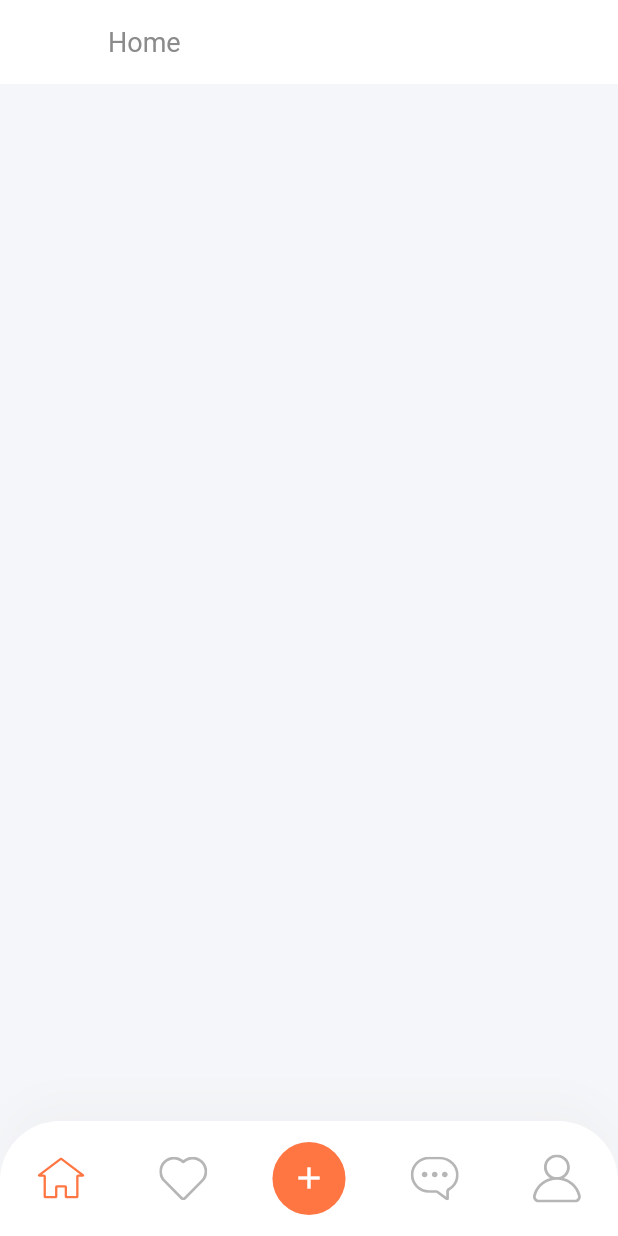
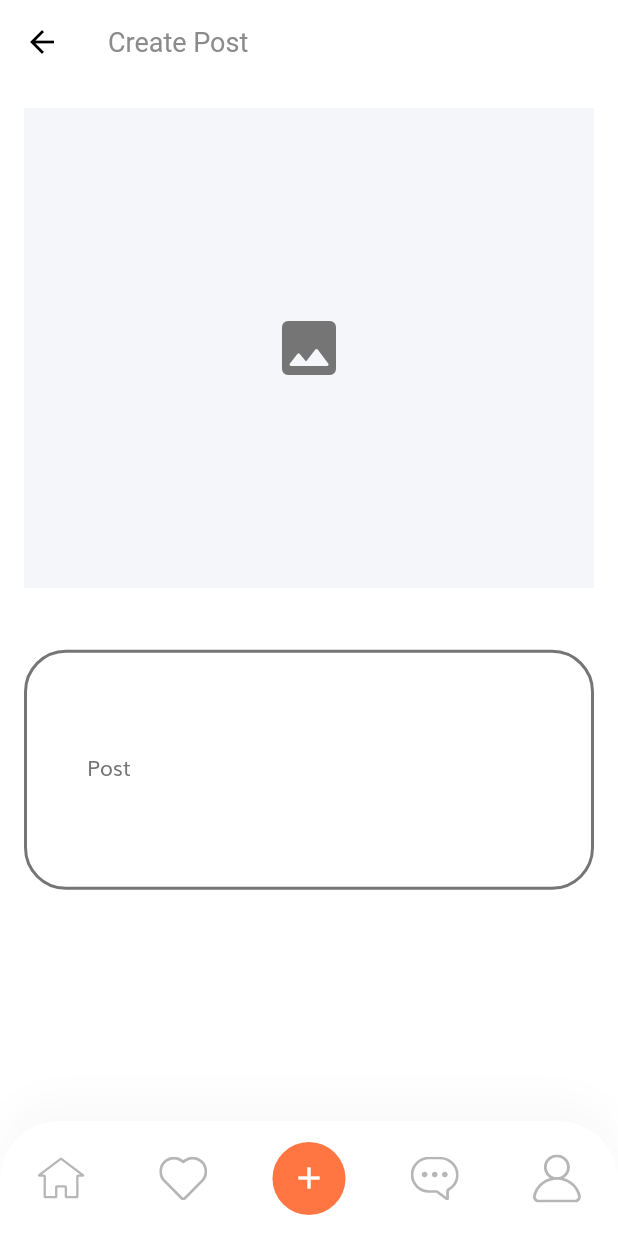
Before and after one commit to sergio-pomarico/fluttergram, a Flutter app: the HomeScreen screen opened by its route, after a tap on the "add" icon, on a phone screen of 412 x 824 dp. Run offline on Flutter 3.47's test engine with Material 2 defaults, Android fonts, the light colour scheme and no system bars; our stand-ins replace bloc, camera, cloud_firestore, firebase_auth, firebase_core, firebase_storage and 6 more; accounts and stored records are empty.

Commit message:
some fixes

```diff
--- a/lib/routes/router.dart
+++ b/lib/routes/router.dart
@@ -1,4 +1,5 @@
 import 'package:flutter/material.dart';
+import 'package:fluttergram/screen/create/create_post_view.dart';
 import 'package:fluttergram/screen/profile/profile_view.dart';
 import 'package:fluttergram/screen/root/root_view.dart';
 
@@ -27,6 +28,10 @@ class UIRouter {
         settings: RouteSettings(name: HomeScreen.route),
         builder: (_) => HomeScreen(),
       ),
+      CreatePostScreen.route: MaterialPageRoute<dynamic>(
+        settings: RouteSettings(name: CreatePostScreen.route),
+        builder: (_) => CreatePostScreen(),
+      ),
       ProfileScreen.route: MaterialPageRoute<dynamic>(
         settings: RouteSettings(name: ProfileScreen.route),
         builder: (_) => ProfileScreen(),
--- a/lib/screen/auth/forgot_password.dart
+++ b/lib/screen/auth/forgot_password.dart
@@ -74,6 +74,7 @@ class _ForgotPasswordState extends State<ForgotPasswordScreen> {
                       controller: email,
                       icon: Icons.email_outlined,
                       error: emailError,
+                      onChange: validateEmail,
                     ),
                     SizedBox(height: SizeConfig.screenHeight * 0.15),
                     Button(text: 'Send', onPress: () {}),
--- /dev/null
+++ b/lib/screen/create/create_post_view.dart
@@ -0,0 +1,165 @@
+import 'package:flutter/material.dart';
+import 'package:fluttergram/bloc/feed/feed_bloc.dart';
+import 'package:fluttergram/ui_shared/constants.dart';
+import 'package:fluttergram/ui_shared/size_config.dart';
+import 'package:fluttergram/ui_shared/behavior.dart';
+import 'package:fluttergram/widgets/bottom_navbar.dart';
+import 'package:fluttergram/widgets/input/input.dart';
+import 'package:image_picker/image_picker.dart';
+
+class CreatePostScreen extends StatefulWidget {
+  static String route = "/create";
+
+  _CreatePostState createState() => _CreatePostState();
+}
+
+class _CreatePostState extends State<CreatePostScreen> {
+  TextEditingController content = TextEditingController();
+  String contentError;
+  FeedBloc feedBloc;
+  dynamic post;
+  PickedFile image;
+
+  final picker = ImagePicker();
+
+  void validateContent(String _) {
+    setState(() {
+      contentError = content.text.isEmpty ? 'the content is required' : null;
+    });
+  }
+
+  void launchCamera() async {
+    image = await picker.getImage(source: ImageSource.camera);
+  }
+
+  void launchGallery() async {
+    image = await picker.getImage(source: ImageSource.gallery);
+  }
+
+  void onPressLoadPhoto(BuildContext context) {
+    showModalBottomSheet(
+      context: context,
+      builder: (BuildContext context) {
+        return bottomSheet();
+      },
+    );
+  }
+
+  Widget bottomSheet() {
+    return SizedBox(
+      width: SizeConfig.screenWidth,
+      height: 120,
+      child: Padding(
+        padding: EdgeInsets.symmetric(horizontal: 16, vertical: 12),
+        child: Column(
+          mainAxisAlignment: MainAxisAlignment.center,
+          children: <Widget>[
+            Text(
+              'Select the post image',
+              style: TextStyle(color: textColor),
+            ),
+            Row(
+              mainAxisAlignment: MainAxisAlignment.spaceAround,
+              children: <Widget>[
+                TextButton(
+                  onPressed: launchCamera,
+                  child: Row(
+                    children: [
+                      Icon(
+                        Icons.add_a_photo,
+                        color: primaryColor,
+                      ),
+                      SizedBox(
+                        width: 16,
+                      ),
+                      Text(
+                        'Camera',
+                        style: TextStyle(color: textColor),
+                      ),
+                    ],
+                  ),
+                ),
+                TextButton(
+                  onPressed: launchGallery,
+                  child: Row(
+                    children: [
+                      Icon(
+                        Icons.photo_album,
+                        color: primaryColor,
+                      ),
+                      SizedBox(
+                        width: 16,
+                      ),
+                      Text(
+                        'Gallery',
+                        style: TextStyle(color: textColor),
+                      ),
+                    ],
+                  ),
+                ),
+              ],
+            ),
+          ],
+        ),
+      ),
+    );
+  }
+
+  @override
+  Widget build(BuildContext context) {
+    SizeConfig().init(context);
+    return Scaffold(
+      key: Key('create_post_view'),
+      appBar: AppBar(
+        title: Text(
+          "Create Post",
+          textAlign: TextAlign.center,
+        ),
+      ),
+      bottomNavigationBar: BottomNavBar(selectedMenu: null),
+      body: ScrollConfiguration(
+        behavior: NeverGrowthScroll(),
+        child: SingleChildScrollView(
+          physics: ClampingScrollPhysics(),
+          padding: EdgeInsets.fromLTRB(0, 0, 0, 0),
+          child: Padding(
+            padding: EdgeInsets.all(16),
+            child: Column(
+              mainAxisSize: MainAxisSize.max,
+              crossAxisAlignment: CrossAxisAlignment.center,
+              mainAxisAlignment: MainAxisAlignment.center,
+              children: <Widget>[
+                InkWell(
+                  onTap: () => onPressLoadPhoto(context),
+                  child: SizedBox(
+                    height: 320,
+                    width: SizeConfig.screenWidth,
+                    child: DecoratedBox(
+                      decoration: BoxDecoration(
+                        color: Color(0xFFF5F6F9),
+                      ),
+                      child: Icon(
+                        Icons.photo_rounded,
+                        color: textColor,
+                        size: 48,
+                      ),
+                    ),
+                  ),
+                ),
+                SizedBox(height: SizeConfig.screenHeight * 0.05),
+                Input(
+                  controller: content,
+                  multiline: true,
+                  label: 'Post',
+                  placeholder: 'what are you thinking ?',
+                  onChange: validateContent,
+                  error: contentError,
+                )
+              ],
+            ),
+          ),
+        ),
+      ),
+    );
+  }
+}
--- a/lib/widgets/bottom_navbar.dart
+++ b/lib/widgets/bottom_navbar.dart
@@ -1,4 +1,7 @@
 import 'package:flutter/material.dart';
+import 'package:fluttergram/helpers/navigator.dart';
+import 'package:fluttergram/locator.dart';
+import 'package:fluttergram/screen/create/create_post_view.dart';
 import 'package:fluttergram/screen/home/home_view.dart';
 import 'package:fluttergram/screen/profile/profile_view.dart';
 import 'package:fluttergram/ui_shared/images.dart';
@@ -8,17 +11,21 @@ import 'package:fluttergram/ui_shared/size_config.dart';
 enum MenuState { home, favourite, message, profile }
 
 class BottomNavBar extends StatelessWidget {
-  const BottomNavBar({
+  BottomNavBar({
     Key key,
     @required this.selectedMenu,
   }) : super(key: key);
 
   final MenuState selectedMenu;
+  final NavigationService navigator = locator<NavigationService>();
 
-  void onPressCreatePost(BuildContext context) {}
+  void onPressCreatePost() {
+    navigator.push(navigator.navigatorKey, route: CreatePostScreen.route);
+  }
 
   @override
   Widget build(BuildContext context) {
+    SizeConfig().init(context);
     final Color inActiveIconColor = Color(0xFFB6B6B6);
     return Container(
       padding: EdgeInsets.symmetric(vertical: 14),
@@ -50,7 +57,8 @@ class BottomNavBar extends StatelessWidget {
                     ? primaryColor
                     : inActiveIconColor,
               ),
-              onPressed: () => Navigator.pushNamed(context, HomeScreen.route),
+              onPressed: () => navigator.push(navigator.navigatorKey,
+                  route: HomeScreen.route),
             ),
             IconButton(
               icon: ImageFactory.svg(
@@ -64,7 +72,7 @@ class BottomNavBar extends StatelessWidget {
               onPressed: () {},
             ),
             InkWell(
-              onTap: () => onPressCreatePost(context),
+              onTap: onPressCreatePost,
               child: SizedBox(
                 height: getProportionateScreenHeight(48),
                 width: getProportionateScreenWidth(48),
@@ -100,8 +108,8 @@ class BottomNavBar extends StatelessWidget {
                     ? primaryColor
                     : inActiveIconColor,
               ),
-              onPressed: () =>
-                  Navigator.pushNamed(context, ProfileScreen.route),
+              onPressed: () => navigator.push(navigator.navigatorKey,
+                  route: ProfileScreen.route),
             ),
           ],
         ),
--- a/lib/widgets/input/input.dart
+++ b/lib/widgets/input/input.dart
@@ -22,6 +22,7 @@ class Input extends StatefulWidget {
       this.formatters,
       this.type,
       this.suffix,
+      this.multiline = false,
       this.textInputFormatterType = TextInputFormatterType.none,
       Key key})
       : super(key: key);
@@ -42,6 +43,7 @@ class Input extends StatefulWidget {
   final void Function(String) onChange;
   final List<TextInputFormatter> formatters;
   final TextInputType type;
+  final bool multiline;
   final TextInputFormatterType textInputFormatterType;
 
   InputState createState() => InputState();
@@ -112,6 +114,7 @@ class InputState extends State<Input> {
       obscureText: widget.isPassword,
       enableSuggestions: widget.enableSuggestions,
       decoration: getDecorator(),
+      maxLines: widget.multiline ? 5 : 1,
       inputFormatters: <TextInputFormatter>[
         ...widget.formatters ?? <TextInputFormatter>[],
         if (widget.type == TextInputType.phone)
```
Also changed, not shown: pubspec.lock.
